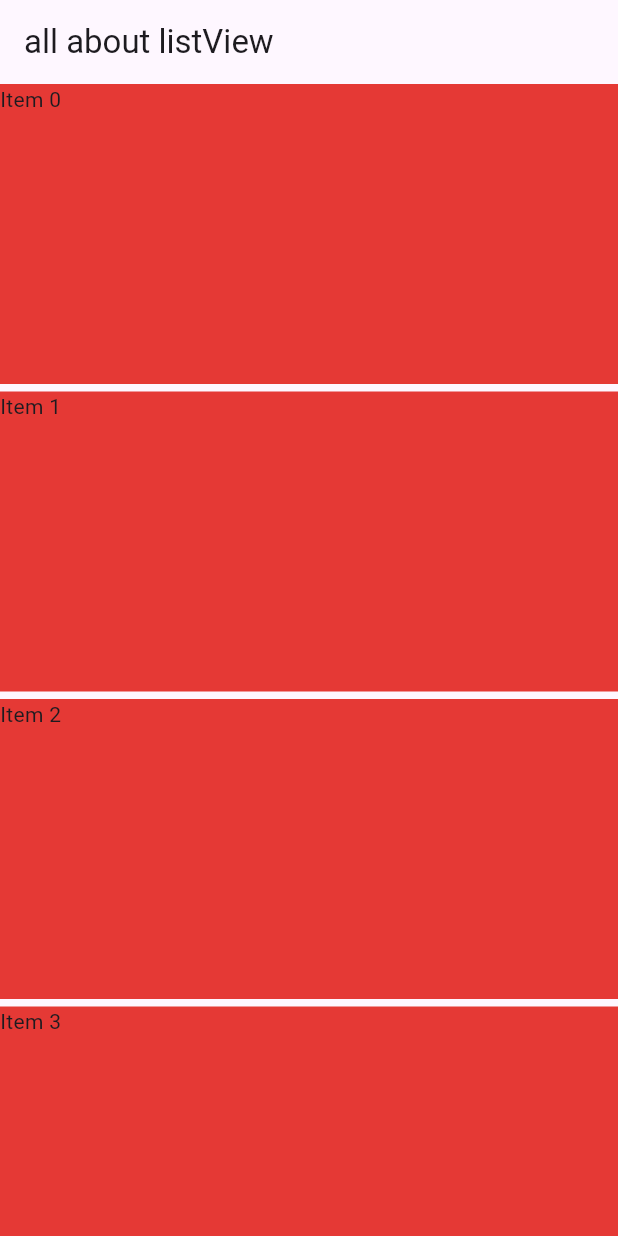
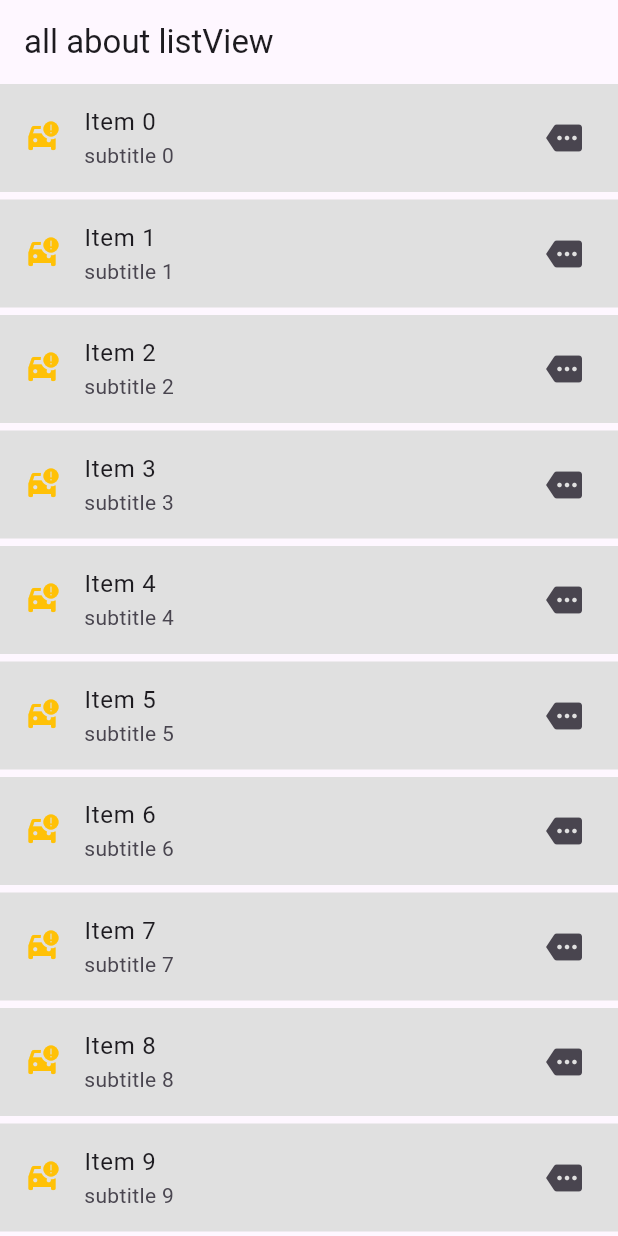
Before and after one commit to sm-hl/simple_project, a Flutter app: the screen it shows after launch, on a phone screen of 412 x 824 dp. Run offline on Flutter 3.47's test engine with Material 3 defaults, Android fonts, the phone set to English and light mode, and no system bars; our stand-ins replace flutter_svg.

Commit message:
6-ListTile: used with other listViews

```diff
--- a/lib/main.dart
+++ b/lib/main.dart
@@ -32,16 +32,29 @@ class _HomeState extends State<Home> {
         title: Text('all about listView'),
       ),
       body: ListView.custom(
-        childrenDelegate: SliverChildListDelegate(
-          List.generate(100,(index){
-            return Container(
-              height: 200,
-              color: Colors.red[600],
-              margin: EdgeInsets.only(bottom:5),
-              child: Text('Item $index'),
-            );
-          })
-        ),
+        childrenDelegate: SliverChildListDelegate(List.generate(100, (index) {
+          return Container(
+            // height: 200,
+            color: Colors.grey[300],
+            margin: EdgeInsets.only(bottom: 5),
+            child: Center(
+              child: ListTile(
+                leading: Icon(
+                  Icons.car_crash,
+                  size: 24,
+                  color: Colors.amber,
+                ), //left icon
+                title: Text('Item $index'),
+                subtitle: Text('subtitle $index'),
+                trailing: Icon(Icons.more), //right icon
+                onTap: () {
+                   ScaffoldMessenger.of(context)
+                    .showSnackBar(SnackBar(content: Text('you taped item $index')));
+                },
+              ),
+            ),
+          );
+        })),
       ),
     );
   }
```
